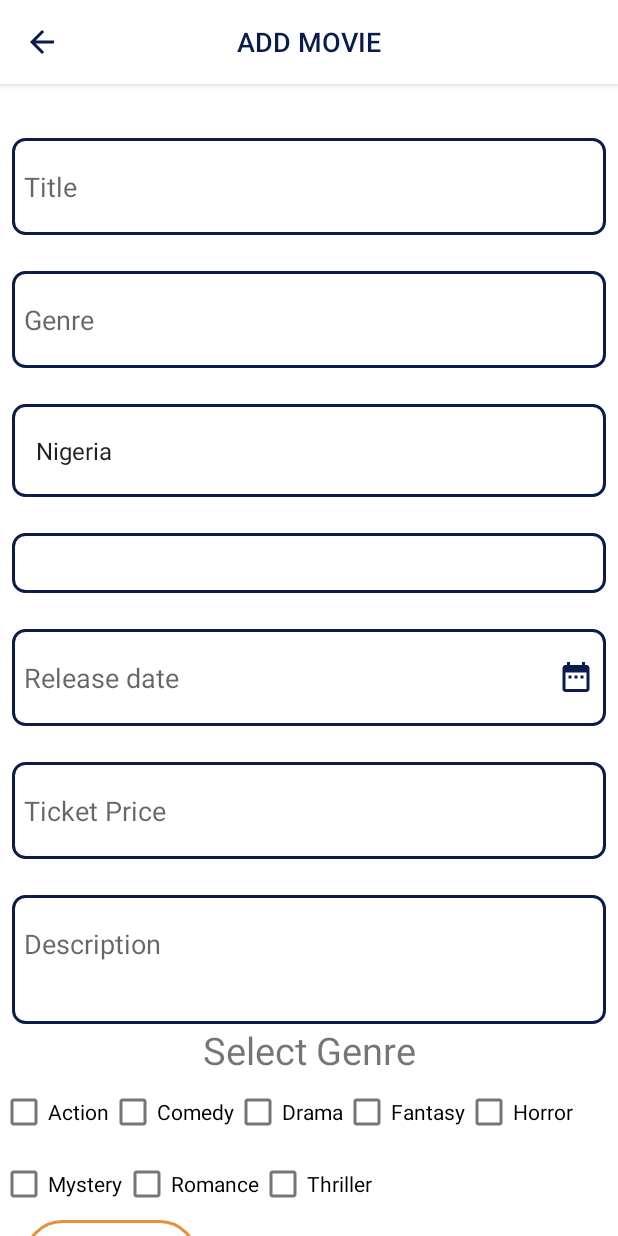
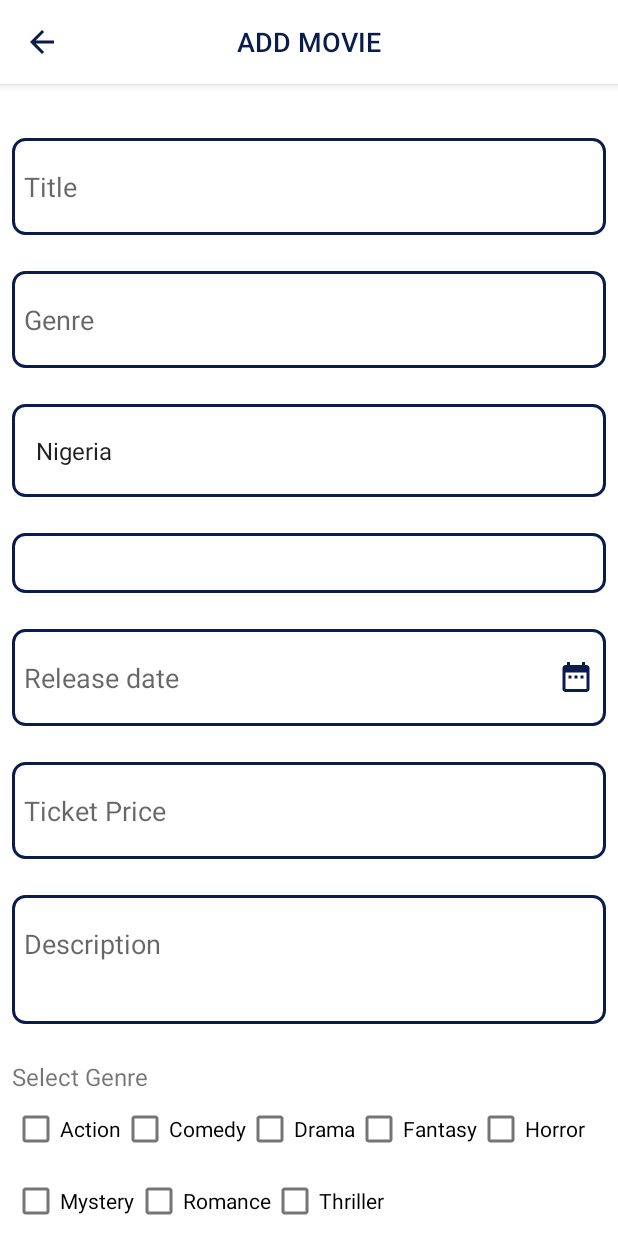
Before and after one commit to oyedsamu/AccessMovies, an Android app: the AddMovieFragment screen opened through its navigation route, on a phone screen of 412 x 824 dp. Run offline under Robolectric (Android 15) with nearby library versions, the phone set to English and light mode, and no system bars; our stand-ins replace navigation-ui; 2 statements that could not run were skipped.

```diff
--- a/app/src/main/res/layout/fragment_add_movie.xml
+++ b/app/src/main/res/layout/fragment_add_movie.xml
@@ -173,17 +173,19 @@
             android:id="@+id/fragment_add_movie_genre_header"
             android:layout_width="wrap_content"
             android:layout_height="wrap_content"
+            android:layout_marginStart="8dp"
+            android:layout_marginTop="24dp"
             android:text="@string/select_genre_str"
-            android:textSize="25sp"
-            app:layout_constraintTop_toTopOf="parent"
-            app:layout_constraintEnd_toEndOf="parent"
-            app:layout_constraintStart_toStartOf="parent" />
+            android:textSize="16sp"
+            app:layout_constraintStart_toStartOf="parent"
+            app:layout_constraintTop_toTopOf="parent" />
 
         <CheckBox
             android:id="@+id/fragment_add_movie_genre_action"
             android:layout_width="wrap_content"
             android:layout_height="wrap_content"
             android:text="@string/action_str"
+            android:layout_marginStart="8dp"
             app:layout_constraintStart_toStartOf="parent"
             app:layout_constraintTop_toBottomOf="@+id/fragment_add_movie_genre_header" />
 
@@ -225,6 +227,7 @@
             android:id="@+id/fragment_add_movie_genre_mystery"
             android:layout_width="wrap_content"
             android:layout_height="wrap_content"
+            android:layout_marginStart="8dp"
             android:text="@string/mystery_str"
             app:layout_constraintStart_toStartOf="parent"
             app:layout_constraintTop_toBottomOf="@id/fragment_add_movie_genre_action" />
@@ -252,7 +255,8 @@
         android:id="@+id/fragment_add_movie_up_photo_btn"
         android:layout_width="wrap_content"
         android:layout_height="wrap_content"
-        android:layout_marginStart="16dp"
+        android:layout_marginStart="8dp"
+        android:layout_marginTop="12dp"
         android:background="@drawable/custom_button_outline_bg"
         android:paddingStart="20dp"
         android:paddingTop="10dp"
@@ -261,9 +265,8 @@
         android:text="@string/add_photo_str"
         android:textAllCaps="false"
         android:textColor="@color/orange"
-        app:layout_constraintTop_toBottomOf="@+id/checkbox_parent"
         app:layout_constraintStart_toStartOf="parent"
-        tools:layout_editor_absoluteY="688dp" />
+        app:layout_constraintTop_toBottomOf="@+id/checkbox_parent" />
 
     <Button
         android:id="@+id/fragment_add_movie_add_image_btn"
--- a/app/src/main/res/values/strings.xml
+++ b/app/src/main/res/values/strings.xml
@@ -28,7 +28,6 @@
     <string name="select_genre_str">Select Genre</string>
     <string name="action_str">Action</string>
     <string name="comedy_str">Comedy</string>
-    <string name="comedy_str">Comedy</string>
     <string name="drama_str">Drama</string>
     <string name="fantasy_str">Fantasy</string>
     <string name="horror_str">Horror</string>
```
